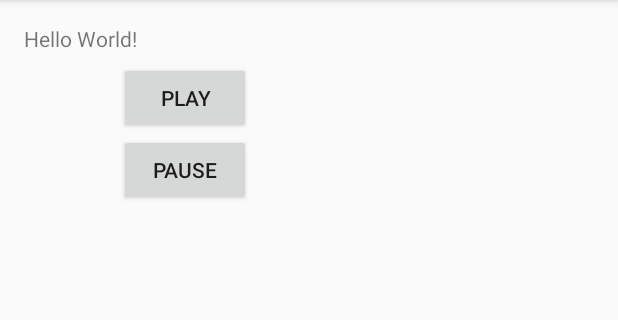
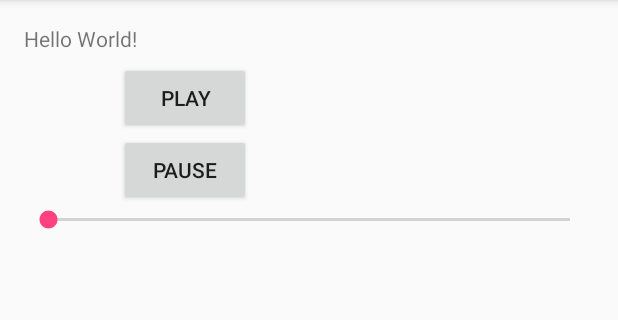
Before and after one commit to garfieldchou/SoundDemo2, an Android app: the screen it shows after launch (MainActivity), on a phone screen of 412 x 824 dp, the part 84-404 px from its top. Run offline under Robolectric (Android 15) with nearby library versions, the phone set to English and light mode, and no system bars.

Commit message:
Add SeekBar and its setOnSeekBarChangeListener(), and OnSeekBarChangeListener()

```diff
--- a/app/src/main/java/com/garfield_chou/sounddemo/MainActivity.java
+++ b/app/src/main/java/com/garfield_chou/sounddemo/MainActivity.java
@@ -3,7 +3,9 @@ package com.garfield_chou.sounddemo;
 import android.media.MediaPlayer;
 import android.support.v7.app.AppCompatActivity;
 import android.os.Bundle;
+import android.util.Log;
 import android.view.View;
+import android.widget.SeekBar;
 
 public class MainActivity extends AppCompatActivity {
 
@@ -23,5 +25,23 @@ public class MainActivity extends AppCompatActivity {
         setContentView(R.layout.activity_main);
 
         mplayer = MediaPlayer.create(this, R.raw.laugh);
+
+        SeekBar volumeControl = (SeekBar) findViewById(R.id.seekBar);
+        volumeControl.setOnSeekBarChangeListener(new SeekBar.OnSeekBarChangeListener() {
+            @Override
+            public void onProgressChanged(SeekBar seekBar, int progress, boolean fromUser) {
+                Log.i("Seekbar value", Integer.toString(progress));
+            }
+
+            @Override
+            public void onStartTrackingTouch(SeekBar seekBar) {
+
+            }
+
+            @Override
+            public void onStopTrackingTouch(SeekBar seekBar) {
+
+            }
+        });
     }
 }
--- a/app/src/main/res/layout/activity_main.xml
+++ b/app/src/main/res/layout/activity_main.xml
@@ -37,4 +37,14 @@
         android:layout_alignStart="@+id/playButton"
         android:id="@+id/pauseButton"
         android:onClick="audioPause" />
+
+    <SeekBar
+        android:layout_width="wrap_content"
+        android:layout_height="wrap_content"
+        android:layout_below="@+id/pauseButton"
+        android:id="@+id/seekBar"
+        android:layout_alignParentRight="false"
+        android:layout_alignParentEnd="true"
+        android:layout_alignParentLeft="false"
+        android:layout_alignParentStart="true" />
 </RelativeLayout>
```
